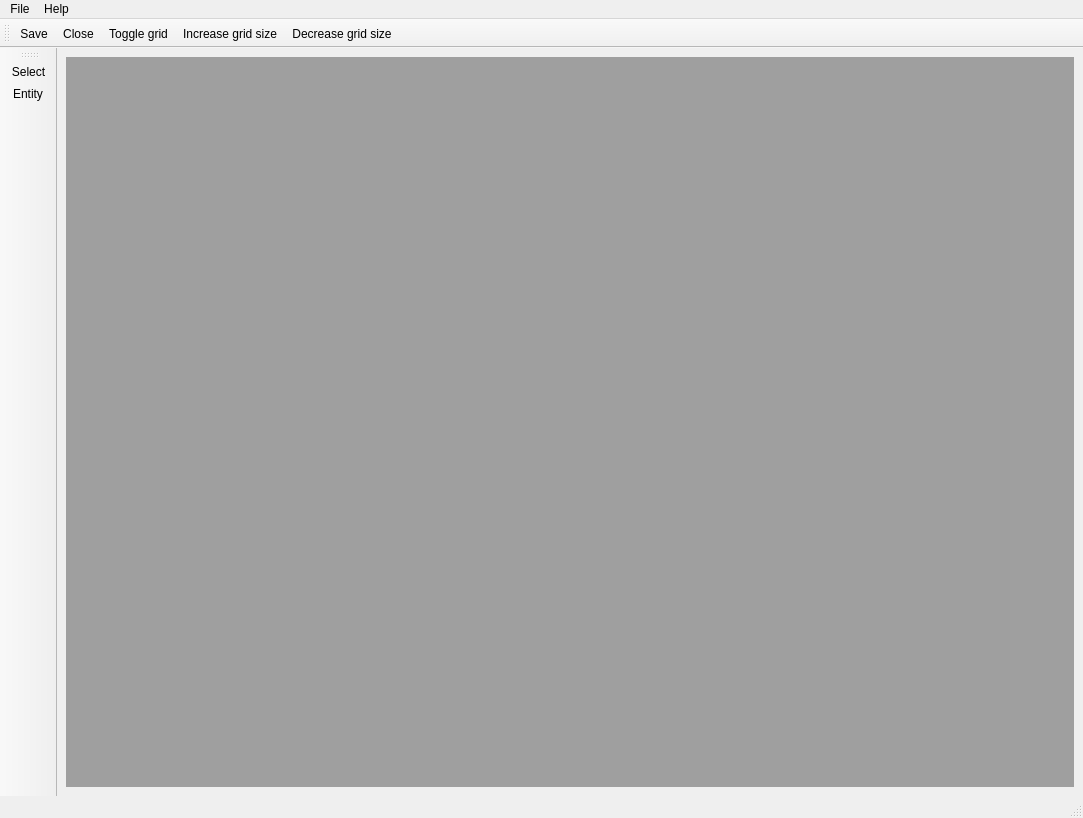
This is game/src/leveleditor/designer/mainwindow.ui in tsp-team/ttsp-src as Qt 5 draws it before an edit. The edited form follows.
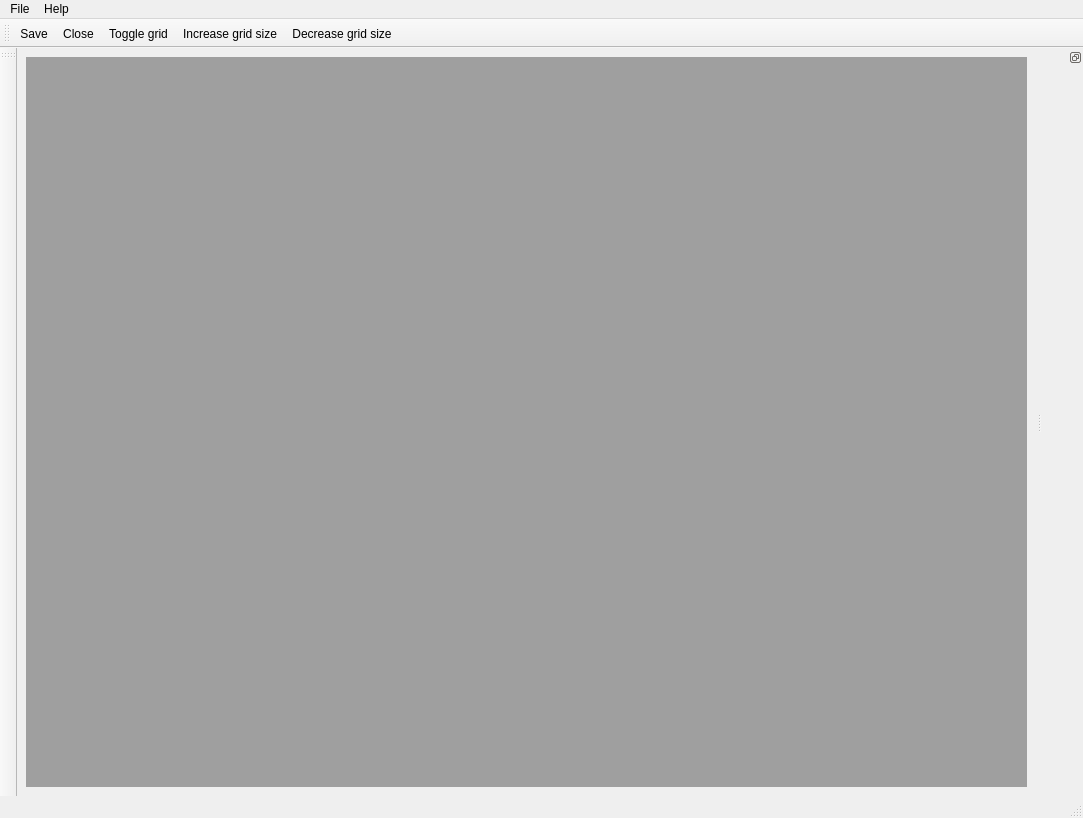
This is the edited form.

The edit to the form file:
```diff
--- a/game/src/leveleditor/designer/mainwindow.ui
+++ b/game/src/leveleditor/designer/mainwindow.ui
@@ -103,10 +103,17 @@
     <enum>LeftToolBarArea</enum>
    </attribute>
    <attribute name="toolBarBreak">
-    <bool>true</bool>
+    <bool>false</bool>
    </attribute>
-   <addaction name="actionSelectTool"/>
-   <addaction name="actionEntityTool"/>
+  </widget>
+  <widget class="QDockWidget" name="rightWidget">
+   <property name="features">
+    <set>QDockWidget::DockWidgetFloatable|QDockWidget::DockWidgetMovable</set>
+   </property>
+   <attribute name="dockWidgetArea">
+    <number>2</number>
+   </attribute>
+   <widget class="QWidget" name="dockWidgetContents"/>
   </widget>
   <action name="actionIncreaseGridSize">
    <property name="text">
@@ -163,28 +170,6 @@
     <string>Ctrl+X</string>
    </property>
   </action>
-  <action name="actionSelectTool">
-   <property name="checkable">
-    <bool>true</bool>
-   </property>
-   <property name="text">
-    <string>Select</string>
-   </property>
-   <property name="toolTip">
-    <string>&lt;html&gt;&lt;head/&gt;&lt;body&gt;&lt;p&gt;Select Tool&lt;/p&gt;&lt;/body&gt;&lt;/html&gt;</string>
-   </property>
-  </action>
-  <action name="actionEntityTool">
-   <property name="checkable">
-    <bool>true</bool>
-   </property>
-   <property name="text">
-    <string>Entity</string>
-   </property>
-   <property name="toolTip">
-    <string>&lt;html&gt;&lt;head/&gt;&lt;body&gt;&lt;p&gt;Entity Tool&lt;/p&gt;&lt;/body&gt;&lt;/html&gt;</string>
-   </property>
-  </action>
   <action name="actionNew_Map">
    <property name="text">
     <string>New</string>
```
Left out of the diff: 2 changed lines with no effect on the pictures.
